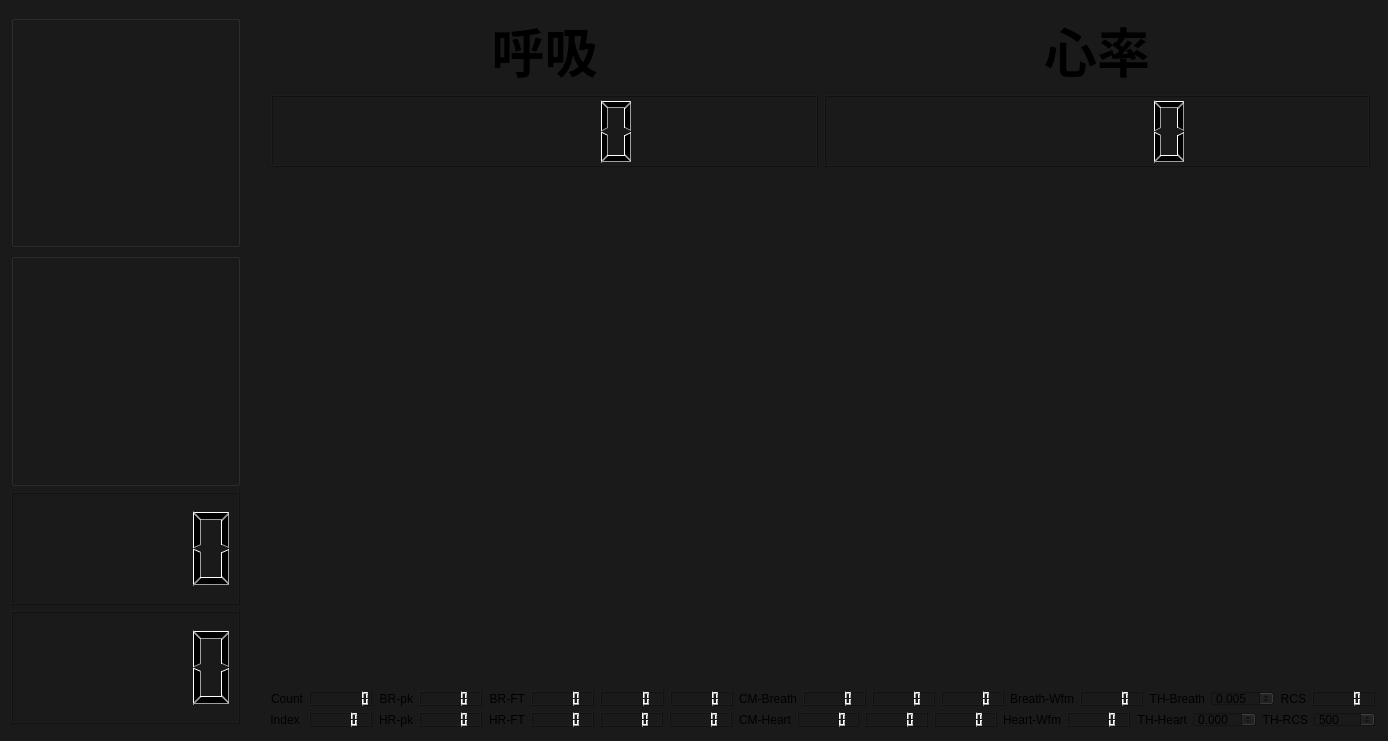
The window that maincontent/controlwidget/radarcontrol/radarcontrol.ui (ylx167167/pi_ti_radar_32) describes before a commit, drawn with Qt 5.
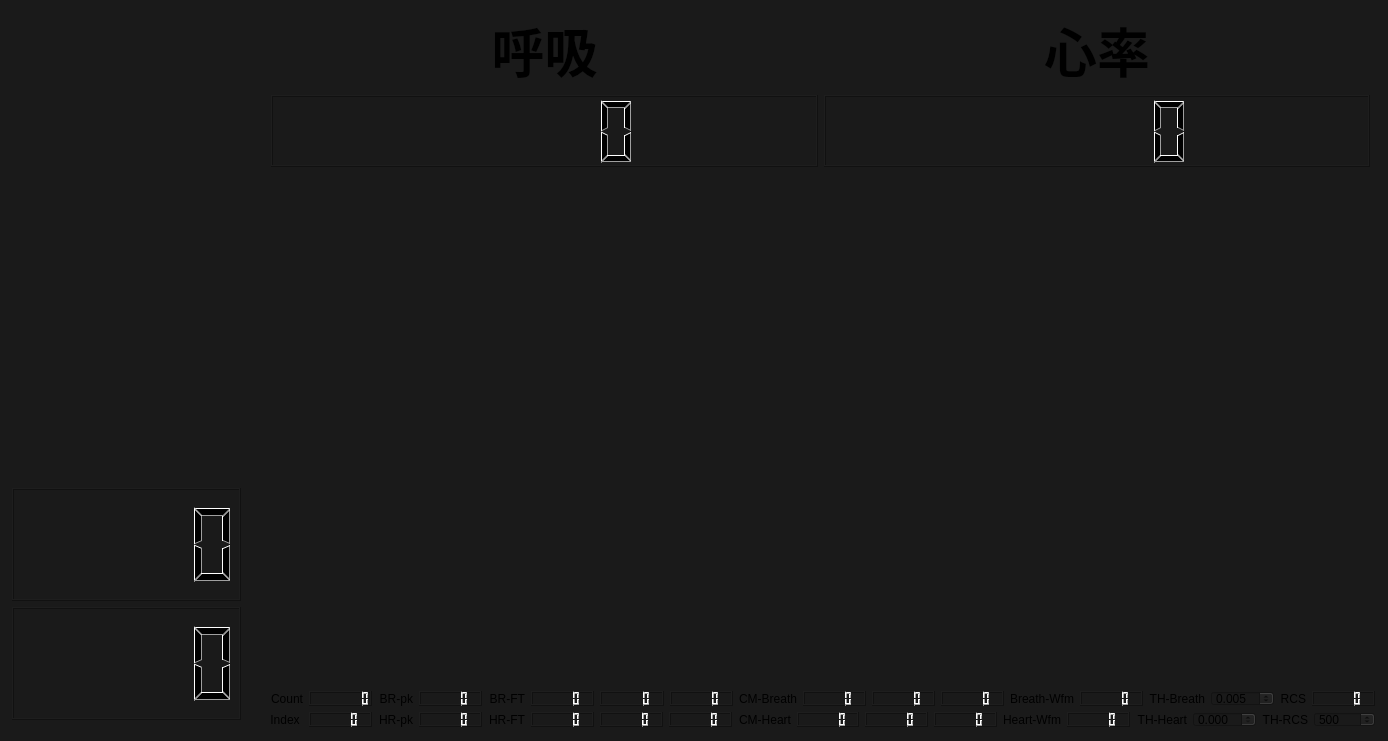
The same window after the commit. Custom widgets are drawn as their Qt base class.

```diff
--- a/maincontent/controlwidget/radarcontrol/radarcontrol.ui
+++ b/maincontent/controlwidget/radarcontrol/radarcontrol.ui
@@ -504,41 +504,18 @@
     </item>
    </layout>
   </widget>
-  <widget class="QWidget" name="">
+  <widget class="QWidget" name="layoutWidget">
    <property name="geometry">
     <rect>
-     <x>0</x>
-     <y>4</y>
+     <x>1</x>
+     <y>0</y>
      <width>251</width>
      <height>731</height>
     </rect>
    </property>
    <layout class="QGridLayout" name="gridLayout_4">
-    <item row="0" column="0">
-     <widget class="QGroupBox" name="groupBox">
-      <property name="minimumSize">
-       <size>
-        <width>0</width>
-        <height>50</height>
-       </size>
-      </property>
-      <property name="title">
-       <string/>
-      </property>
-     </widget>
-    </item>
     <item row="1" column="0">
-     <widget class="QGroupBox" name="groupBox_2">
-      <property name="minimumSize">
-       <size>
-        <width>0</width>
-        <height>50</height>
-       </size>
-      </property>
-      <property name="title">
-       <string/>
-      </property>
-     </widget>
+     <widget class="QWidget" name="content_2" native="true"/>
     </item>
     <item row="2" column="0">
      <layout class="QVBoxLayout" name="verticalLayout">
@@ -564,6 +541,9 @@
       </item>
      </layout>
     </item>
+    <item row="0" column="0">
+     <widget class="QWidget" name="content" native="true"/>
+    </item>
    </layout>
   </widget>
  </widget>
```
